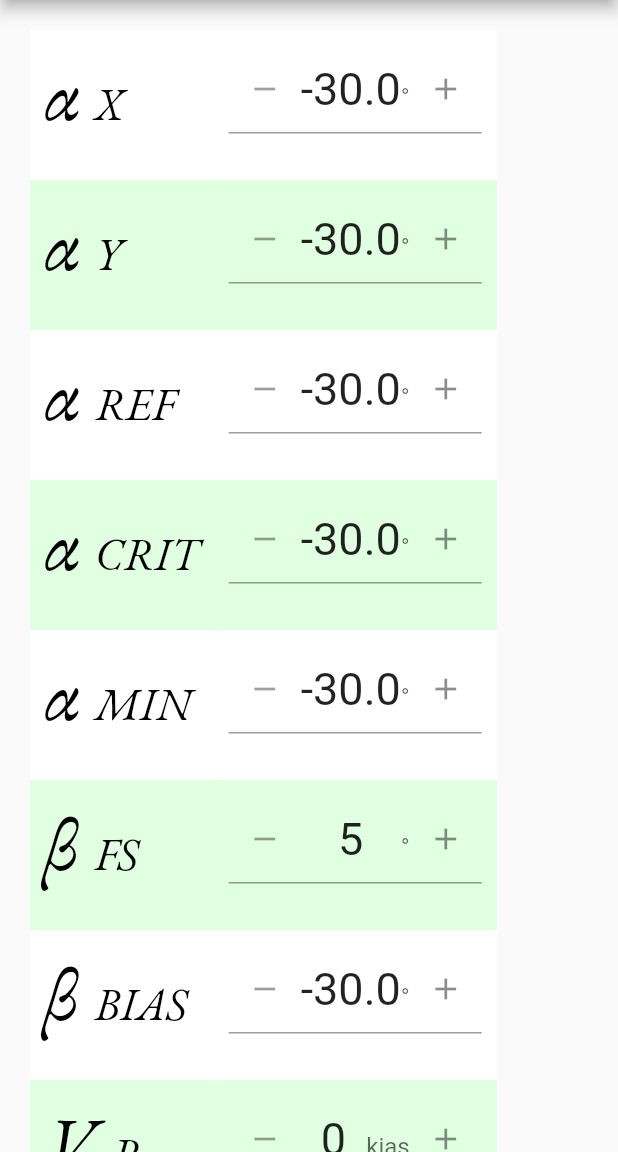
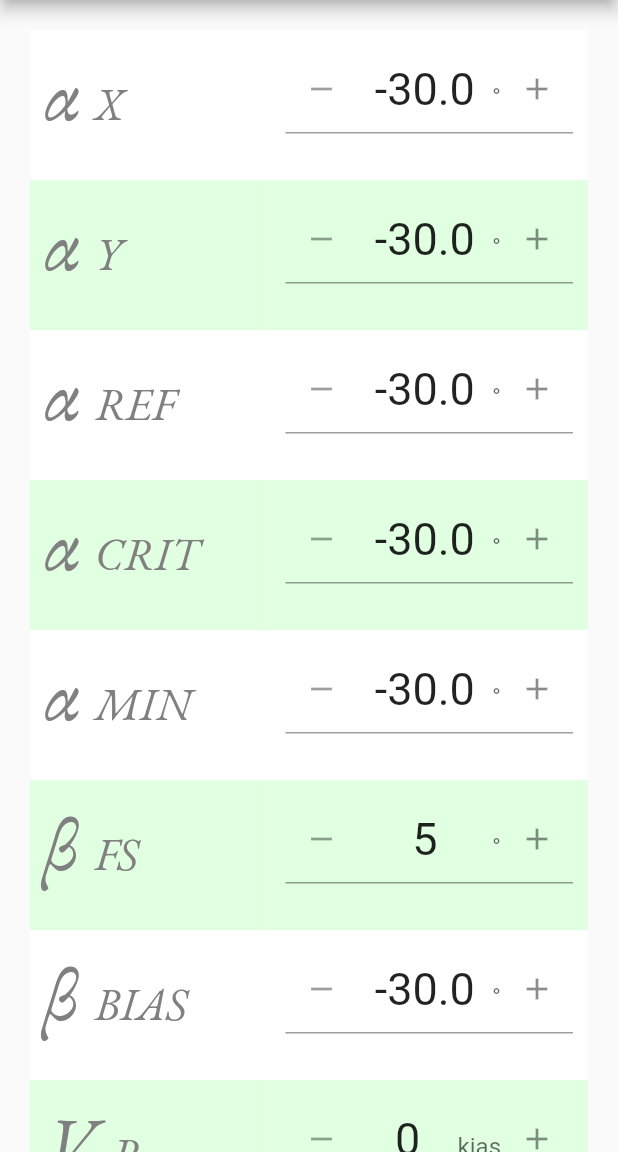
Before and after one commit to airball-aero/airball-settings-editor, a Flutter app: the screen it shows after launch, on a phone screen of 412 x 824 dp, the part 84-1236 px from its top. Run offline on Flutter 3.47's test engine with Material 2 defaults, Android fonts, the phone set to English and light mode, and no system bars; drawn by our look-alikes of flutter_spinbox; network calls fail.

Commit message:
Modified to add more settings.

```diff
--- a/airball_settings_editor/lib/json_edit_widgets.dart
+++ b/airball_settings_editor/lib/json_edit_widgets.dart
@@ -12,7 +12,7 @@ class JSONDocumentModel extends ChangeNotifier {
     _getFromUrl();
   }
 
-  bool initialized = false;
+  bool initialized = true;
   final String url;
   Map<String, dynamic> _json;
 
@@ -111,9 +111,7 @@ class DoubleEditWidget extends JSONPropertyEditWidget<double> {
   double checkValue(double value) {
     if (value < min) value = min;
     if (value > max) value = max;
-    double result = (value / step).round() * step;
-    print('checkValue(' + value.toString() + ') -> ' + result.toString());
-    return result;
+    return (value / step).round() * step;
   }
 
   @override
@@ -147,3 +145,40 @@ class BoolEditWidget extends JSONPropertyEditWidget<bool> {
             ));
   }
 }
+
+class StringEnumEditWidget extends JSONPropertyEditWidget<String> {
+  final List<String> allowedValues = [];
+
+  StringEnumEditWidget(String name, {allowedValues}) : super(name) {
+    if (allowedValues != null) {
+      for (String v in allowedValues) {
+        this.allowedValues.add(v);
+      }
+    }
+  }
+
+  List<DropdownMenuItem<String>> menuItems() {
+    return allowedValues.map((String s) {
+      return DropdownMenuItem<String>(
+        value: s,
+        child: Text(s, style: TextStyle(fontSize: 20)),
+      );
+    }).toList();
+  }
+
+  String checkValue(Object? value) {
+    if (value == null || !allowedValues.contains(value) || !(value is String)) {
+      return allowedValues[0];
+    }
+    return value;
+  }
+
+  @override
+  Widget build(BuildContext context) {
+    return Consumer<JSONDocumentModel>(
+        builder: (context, model, child) => DropdownButton(
+            items: menuItems(),
+            value: getValue(model, allowedValues[0]),
+            onChanged: (value) => setValue(model, checkValue(value))));
+  }
+}
--- a/airball_settings_editor/lib/main.dart
+++ b/airball_settings_editor/lib/main.dart
@@ -29,18 +29,21 @@ class AirballSettingsEditor extends StatelessWidget {
     return Consumer<JSONDocumentModel>(builder: (context, model, child) {
       return AbsorbPointer(
         absorbing: !model.initialized,
-        child: child == null ? _makeChild() : child,
+        child: child == null ? makeChild() : child,
       );
     });
   }
 
-  Widget _makeChild() {
+  Widget makeChild() {
     int index = 0;
     return Scaffold(
         appBar: AppBar(
           title: Text(airballSettingsTitle),
         ),
-        body: SingleChildScrollView(
+        body: Container(
+            width: double.infinity,
+            height: double.infinity,
+            child: SingleChildScrollView(
               child: Container(
                 margin: EdgeInsets.all(pageMargin),
                 child: Table(
@@ -48,7 +51,7 @@ class AirballSettingsEditor extends StatelessWidget {
                   children: <TableRow>[
                     editRow(
                         index++,
-                    _label('α', 'X'),
+                        mathSymbolLabel('α', 'X'),
                         DoubleEditWidget('alpha_x',
                             decimals: 1,
                             step: 0.1,
@@ -57,7 +60,7 @@ class AirballSettingsEditor extends StatelessWidget {
                             units: '°')),
                     editRow(
                         index++,
-                    _label('α', 'Y'),
+                        mathSymbolLabel('α', 'Y'),
                         DoubleEditWidget('alpha_y',
                             decimals: 1,
                             step: 0.1,
@@ -66,7 +69,7 @@ class AirballSettingsEditor extends StatelessWidget {
                             units: '°')),
                     editRow(
                         index++,
-                    _label('α', 'REF'),
+                        mathSymbolLabel('α', 'REF'),
                         DoubleEditWidget('alpha_ref',
                             decimals: 1,
                             step: 0.1,
@@ -75,7 +78,7 @@ class AirballSettingsEditor extends StatelessWidget {
                             units: '°')),
                     editRow(
                         index++,
-                    _label('α', 'CRIT'),
+                        mathSymbolLabel('α', 'CRIT'),
                         DoubleEditWidget('alpha_stall',
                             decimals: 1,
                             step: 0.1,
@@ -84,7 +87,7 @@ class AirballSettingsEditor extends StatelessWidget {
                             units: '°')),
                     editRow(
                         index++,
-                    _label('α', 'MIN'),
+                        mathSymbolLabel('α', 'MIN'),
                         DoubleEditWidget('alpha_min',
                             decimals: 1,
                             step: 0.1,
@@ -93,7 +96,7 @@ class AirballSettingsEditor extends StatelessWidget {
                             units: '°')),
                     editRow(
                         index++,
-                    _label('β', 'FS'),
+                        mathSymbolLabel('β', 'FS'),
                         DoubleEditWidget('beta_full_scale',
                             decimals: 0,
                             step: 5.0,
@@ -102,7 +105,7 @@ class AirballSettingsEditor extends StatelessWidget {
                             units: '°')),
                     editRow(
                         index++,
-                    _label('β', 'BIAS'),
+                        mathSymbolLabel('β', 'BIAS'),
                         DoubleEditWidget('beta_bias',
                             decimals: 1,
                             step: 0.1,
@@ -111,7 +114,7 @@ class AirballSettingsEditor extends StatelessWidget {
                             units: '°')),
                     editRow(
                         index++,
-                    _label('V', 'R'),
+                        mathSymbolLabel('V', 'R'),
                         DoubleEditWidget('v_r',
                             decimals: 0,
                             step: 1.0,
@@ -120,7 +123,7 @@ class AirballSettingsEditor extends StatelessWidget {
                             units: 'kias')),
                     editRow(
                         index++,
-                    _label('V', 'FE'),
+                        mathSymbolLabel('V', 'FE'),
                         DoubleEditWidget('v_fe',
                             decimals: 0,
                             step: 1.0,
@@ -129,7 +132,7 @@ class AirballSettingsEditor extends StatelessWidget {
                             units: 'kias')),
                     editRow(
                         index++,
-                    _label('V', 'NO'),
+                        mathSymbolLabel('V', 'NO'),
                         DoubleEditWidget('v_no',
                             decimals: 0,
                             step: 1.0,
@@ -138,7 +141,7 @@ class AirballSettingsEditor extends StatelessWidget {
                             units: 'kias')),
                     editRow(
                         index++,
-                    _label('V', 'NE'),
+                        mathSymbolLabel('V', 'NE'),
                         DoubleEditWidget('v_ne',
                             decimals: 0,
                             step: 1.0,
@@ -147,7 +150,7 @@ class AirballSettingsEditor extends StatelessWidget {
                             units: 'kias')),
                     editRow(
                         index++,
-                    _label('V', 'FS'),
+                        mathSymbolLabel('V', 'FS'),
                         DoubleEditWidget('ias_full_scale',
                             decimals: 0,
                             step: 10.0,
@@ -156,31 +159,63 @@ class AirballSettingsEditor extends StatelessWidget {
                             units: 'kias')),
                     editRow(
                         index++,
-                    _label('f', 'BALL'),
+                        plainTextLabel('Ball smoothing factor'),
                         DoubleEditWidget('ball_smoothing_factor',
-                        decimals: 2, step: 0.01, min: 0.0, max: 1.0)),
+                            decimals: 2, step: 0.05, min: 0.0, max: 1.0)),
+                    editRow(
+                        index++,
+                        plainTextLabel('Sound scheme'),
+                        StringEnumEditWidget(
+                          'sound_scheme',
+                          allowedValues: ["flyonspeed", "stallfence"],
+                        )),
+                    editRow(
+                        index++,
+                        plainTextLabel('Audio volume'),
+                        DoubleEditWidget('audio_volume',
+                            decimals: 2, step: 0.05, min: 0.0, max: 1.0)),
+                    editRow(index++, plainTextLabel('Show altimeter'),
+                        BoolEditWidget('show_altimeter')),
+                    editRow(
+                        index++,
+                        plainTextLabel('Barometer setting'),
+                        DoubleEditWidget('baro_setting',
+                            decimals: 2,
+                            step: 0.01,
+                            min: 25.90,
+                            max: 32.01,
+                            units: 'in Hg')),
+                    editRow(
+                        index++,
+                        plainTextLabel('VSI smoothing factor'),
+                        DoubleEditWidget('vsi_smoothing_factor',
+                            decimals: 2, step: 0.05, min: 0.0, max: 1.0)),
                   ],
                 ),
               ),
-        ));
+            )));
   }
 
-  Widget _label(String param, String subs) {
+  Widget mathSymbolLabel(String symbol, String subscript) {
     return RichText(
       text: TextSpan(
-        text: param + ' ',
+        text: symbol + ' ',
         style: TextStyle(
-            color: black,
+            color: darkgrey,
             fontSize: 50,
             fontStyle: FontStyle.italic,
             fontFamily: 'EBGaramond'),
         children: <TextSpan>[
           TextSpan(
-              text: subs,
+              text: subscript,
               style: TextStyle(fontSize: 30, fontFamily: 'EBGaramond')),
         ],
       ),
     );
+  }
+
+  Widget plainTextLabel(String text) {
+    return Text(text, style: TextStyle(fontSize: 20));
   }
 
   TableRow editRow(int idx, Widget label, JSONPropertyEditWidget widget) {
@@ -212,6 +247,7 @@ class AirballSettingsEditor extends StatelessWidget {
   static const double rowHeight = 100.0;
   static const double cellPadding = 10.0;
   static const Color black = Color.fromRGBO(0, 0, 0, 1);
+  static const Color darkgrey = Color.fromRGBO(128, 128, 128, 1);
   static const Color white = Color.fromRGBO(255, 255, 255, 1);
   static const Color lightGreen = Color.fromRGBO(225, 255, 225, 1);
 }
```
Lines whose indentation alone changed are shown as unchanged.
